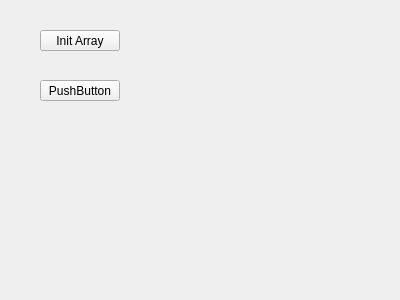
Ghostttty/PassTimes, file mainwindow.ui: the form before one commit.
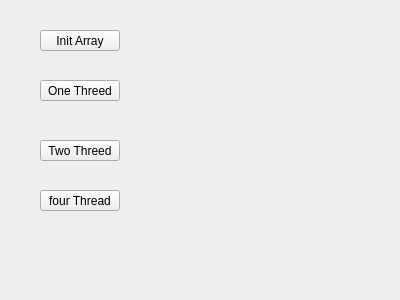
The form after the commit.

Commit message: Add two and four threeds

Patch:
```diff
--- a/mainwindow.ui
+++ b/mainwindow.ui
@@ -63,7 +63,59 @@
      </rect>
     </property>
     <property name="text">
-     <string>PushButton</string>
+     <string>One Threed</string>
+    </property>
+   </widget>
+   <widget class="QPushButton" name="pushButtonTwoThreed">
+    <property name="geometry">
+     <rect>
+      <x>40</x>
+      <y>140</y>
+      <width>80</width>
+      <height>21</height>
+     </rect>
+    </property>
+    <property name="text">
+     <string>Two Threed</string>
+    </property>
+   </widget>
+   <widget class="QPushButton" name="pushButtonFourThreed">
+    <property name="geometry">
+     <rect>
+      <x>40</x>
+      <y>190</y>
+      <width>80</width>
+      <height>21</height>
+     </rect>
+    </property>
+    <property name="text">
+     <string>four Thread</string>
+    </property>
+   </widget>
+   <widget class="QLabel" name="TwoThreedLabel">
+    <property name="geometry">
+     <rect>
+      <x>170</x>
+      <y>140</y>
+      <width>47</width>
+      <height>13</height>
+     </rect>
+    </property>
+    <property name="text">
+     <string/>
+    </property>
+   </widget>
+   <widget class="QLabel" name="FourThreedLabel">
+    <property name="geometry">
+     <rect>
+      <x>170</x>
+      <y>190</y>
+      <width>47</width>
+      <height>13</height>
+     </rect>
+    </property>
+    <property name="text">
+     <string/>
     </property>
    </widget>
   </widget>
```
The commit also changes 8 other files.
